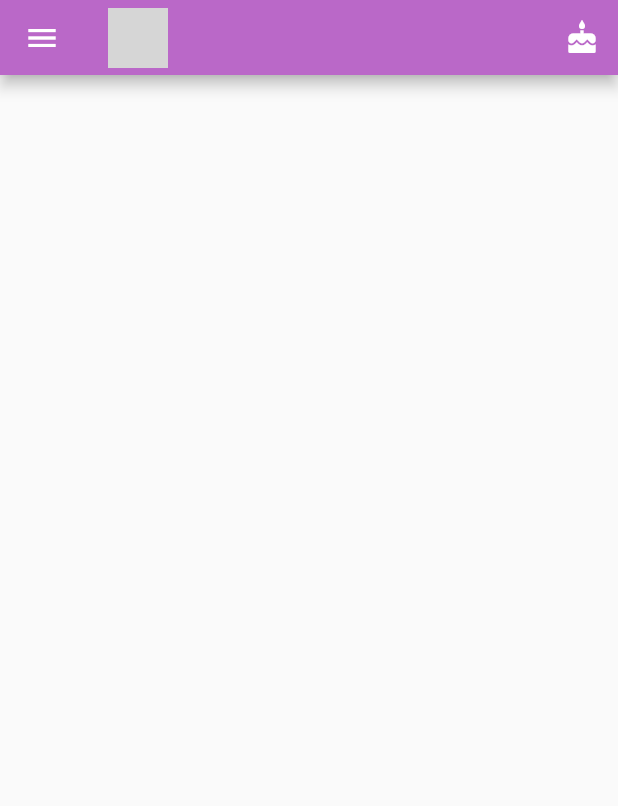
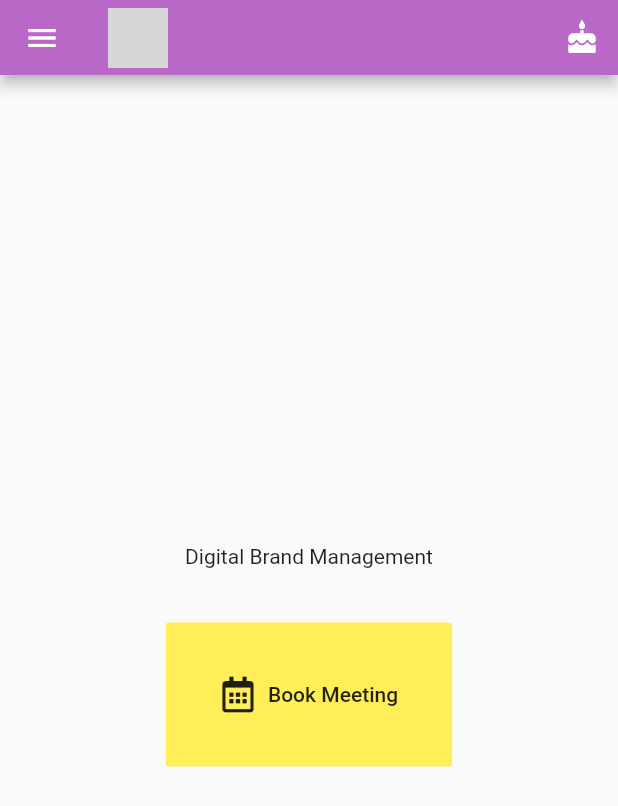
Before and after one commit to aboyandhis/butterflydesign, a Flutter app: the screen it shows after launch, on a phone screen of 412 x 824 dp. Shown: the top 806 px of the screen. Run offline on Flutter 3.47's test engine with Material 2 defaults, Android fonts, the phone set to English and light mode, and no system bars; our stand-ins replace font_awesome_flutter, google_fonts; grey boxes are pictures that could not be loaded.

Commit message:
configure provider

```diff
--- /dev/null
+++ b/lib/common/index.dart
@@ -0,0 +1,2 @@
+export 'package:butterfly_dart/common/appbar.dart';
+export 'package:butterfly_dart/common/drawer.dart';
--- a/lib/main.dart
+++ b/lib/main.dart
@@ -1,24 +1,40 @@
+import 'package:butterfly_dart/providers/index.dart';
 import 'package:butterfly_dart/screens/home.dart';
 import 'package:flutter/material.dart';
+import 'package:provider/provider.dart';
+import 'package:provider/single_child_widget.dart';
+
+
+
+
+final List<SingleChildWidget> providers = [
+    ChangeNotifierProvider(create: (BuildContext context) => AppData()),
+    ChangeNotifierProvider(create: (BuildContext context) => ThemeProvider()),
+  ];
+
 
 void main() {
-  runApp(MyApp());
+   runApp(MultiProvider(providers: providers, builder: (BuildContext context, widget) => MyApp()));
 }
+
+
 
 class MyApp extends StatelessWidget {
   // This widget is the root of your application.
   @override
   Widget build(BuildContext context) {
-    return MaterialApp(
+    return Consumer2<AppData, ThemeProvider>(
+      builder: (BuildContext context,AppData app,ThemeProvider theme, _) => MaterialApp(
+          darkTheme: theme.theme,
+          themeMode: theme.themeMode,
           debugShowCheckedModeBanner: false,
           title: 'Butterfly Design',
-      routes: {
-         Home.routeName: (BuildContext context) => Home()
-      },
+          routes: {Home.routeName: (BuildContext context) => Home()},
           theme: ThemeData(
             primarySwatch: Colors.deepPurple,
             primaryColor: Colors.purple[300],
             accentColor: Colors.yellow[400],
-      ));
+          )),
+    );
   }
 }
--- /dev/null
+++ b/lib/providers/app_data.dart
@@ -0,0 +1,6 @@
+import 'package:flutter/material.dart';
+
+class AppData extends ChangeNotifier {
+  String title = "Butterfly Design";
+  String author = "Patrick Kelly";
+}
--- /dev/null
+++ b/lib/providers/index.dart
@@ -0,0 +1,2 @@
+export 'app_data.dart';
+export 'theme.dart';
--- /dev/null
+++ b/lib/providers/theme.dart
@@ -0,0 +1,41 @@
+import 'package:flutter/material.dart';
+import 'package:google_fonts/google_fonts.dart';
+
+class ThemeProvider extends ChangeNotifier {
+  bool _isDark = false;
+
+  ThemeMode themeMode = ThemeMode.system;
+
+  toggleThemeMode() {
+    if (themeMode == ThemeMode.dark) {
+      themeMode = ThemeMode.light;
+      notifyListeners();
+    } else {
+      themeMode = ThemeMode.dark;
+      notifyListeners();
+    }
+  }
+
+  bool get isDark => _isDark;
+  void toggleDark() {
+    _isDark = !_isDark;
+    notifyListeners();
+  }
+  // Serves as a temp dark color for dark text / bg
+  static final Color darkColor = Colors.black87;
+  static final Color lightColor = Colors.grey[50];
+  static final Color primaryColor = Colors.purple[200];
+  static final Color accentColor = Colors.yellow[300];
+
+  ThemeData theme = ThemeData(
+    primaryColor: Colors.purple,
+    primaryTextTheme: GoogleFonts.montserratTextTheme(),
+    accentColor: accentColor,
+    appBarTheme: AppBarTheme(
+      color: accentColor,
+      backgroundColor: darkColor,
+      centerTitle: true,
+      actionsIconTheme: IconThemeData(color: accentColor),
+    ),
+  );
+}
--- a/lib/screens/home.dart
+++ b/lib/screens/home.dart
@@ -1,20 +1,48 @@
-import 'package:butterfly_dart/common/appbar.dart';
-import 'package:butterfly_dart/common/drawer.dart';
+import 'package:butterfly_dart/common/index.dart';
 import 'package:flutter/material.dart';
+import 'package:font_awesome_flutter/font_awesome_flutter.dart';
 
 class Home extends StatelessWidget {
-
   static final String routeName = "/";
-
-
 
   @override
   Widget build(BuildContext context) {
+    return Scaffold(
+        appBar: MyAppBar(),
+        drawer: MyDrawer(),
+        body:
+          body(
+            context: context,
+                      ctaText: "Book Meeting",
+                    welceomeText: "Digital Brand Management",
+            iconData: FontAwesomeIcons.calendar),
+        );
+  }
 
-    return Scaffold(
-      appBar: MyAppBar(),
-      drawer: MyDrawer(),
-      body: Container(),
-    );
-  }
+  Widget body(
+          {BuildContext context,
+          String welceomeText,
+          String ctaText,
+          IconData iconData}) =>
+      Container(
+        width: MediaQuery.of(context).size.width,
+        height: MediaQuery.of(context).size.height,
+        child: Column(
+          mainAxisAlignment: MainAxisAlignment.center,
+          crossAxisAlignment: CrossAxisAlignment.center,
+            children: [
+        Text(welceomeText),
+        SizedBox(height: 36),
+        FlatButton.icon(
+          padding: EdgeInsets.symmetric(horizontal: 36, vertical: 36),
+          color: Theme.of(context).accentColor,
+          onPressed: () {
+            // todo Booking form ?
+            // Primary metric is Cusult - I prefer to initiate a chat for the data. After hours I will present a booking form.
+          },
+          icon: Icon(FontAwesomeIcons.calendarAlt),
+          label: Text(ctaText))
+            ],
+          ),
+      );
 }
```
Lines whose indentation alone changed are shown as unchanged.
